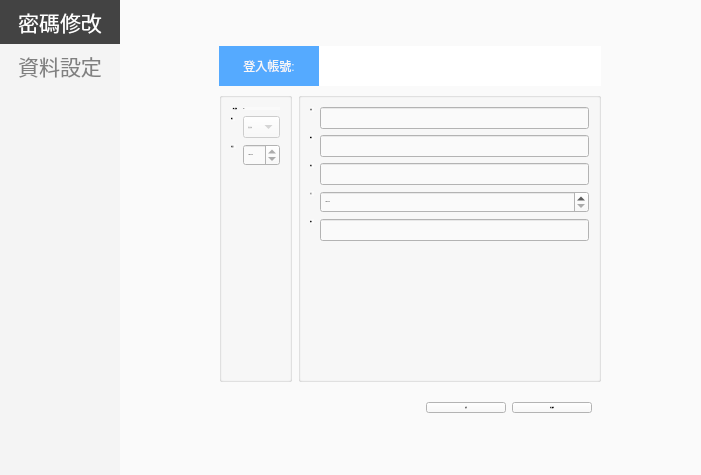
roger0816/Adb, file src/AdbClient/StageAccount.ui: the form before one commit.
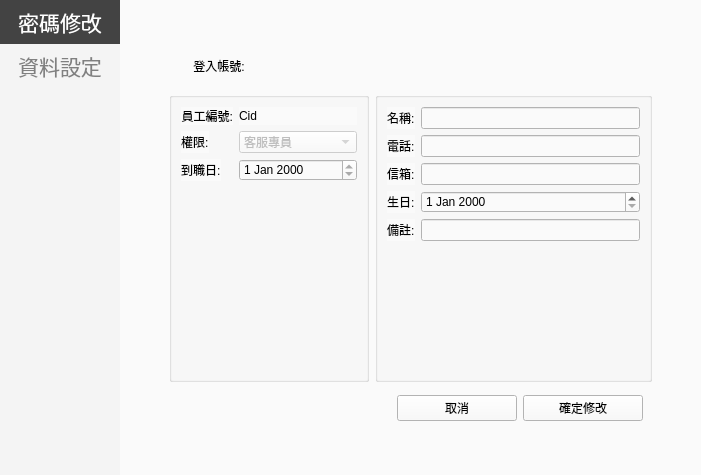
The form after the commit.

Diff of the .ui file:
```diff
--- a/src/AdbClient/StageAccount.ui
+++ b/src/AdbClient/StageAccount.ui
@@ -404,13 +404,12 @@
                   </property>
                   <property name="maximumSize">
                    <size>
-                    <width>400</width>
+                    <width>600</width>
                     <height>400</height>
                    </size>
                   </property>
                   <property name="font">
                    <font>
-                    <pointsize>-1</pointsize>
                     <italic>false</italic>
                     <bold>false</bold>
                    </font>
@@ -427,7 +426,16 @@
                        <height>40</height>
                       </size>
                      </property>
+                     <property name="styleSheet">
+                      <string notr="true"/>
+                     </property>
                      <layout class="QHBoxLayout" name="horizontalLayout">
+                      <property name="topMargin">
+                       <number>0</number>
+                      </property>
+                      <property name="bottomMargin">
+                       <number>0</number>
+                      </property>
                       <item>
                        <spacer name="horizontalSpacer_2">
                         <property name="orientation">
@@ -443,6 +451,15 @@
                       </item>
                       <item>
                        <widget class="QPushButton" name="btnCancel">
+                        <property name="minimumSize">
+                         <size>
+                          <width>120</width>
+                          <height>0</height>
+                         </size>
+                        </property>
+                        <property name="styleSheet">
+                         <string notr="true"/>
+                        </property>
                         <property name="text">
                          <string>取消</string>
                         </property>
@@ -450,15 +467,14 @@
                       </item>
                       <item>
                        <widget class="QPushButton" name="btnEdit">
-                        <property name="font">
-                         <font>
-                          <pointsize>-1</pointsize>
-                          <italic>false</italic>
-                          <bold>false</bold>
-                         </font>
+                        <property name="minimumSize">
+                         <size>
+                          <width>120</width>
+                          <height>0</height>
+                         </size>
                         </property>
                         <property name="text">
-                         <string>確定編輯</string>
+                         <string>確定修改</string>
                         </property>
                        </widget>
                       </item>
@@ -469,7 +485,6 @@
                     <widget class="QGroupBox" name="groupBox_2">
                      <property name="font">
                       <font>
-                       <pointsize>-1</pointsize>
                        <italic>false</italic>
                        <bold>false</bold>
                       </font>
@@ -489,7 +504,6 @@
                        <widget class="QLineEdit" name="txName">
                         <property name="font">
                          <font>
-                          <pointsize>-1</pointsize>
                           <italic>false</italic>
                           <bold>false</bold>
                          </font>
@@ -537,7 +551,6 @@
                        <widget class="QLineEdit" name="txNote">
                         <property name="font">
                          <font>
-                          <pointsize>-1</pointsize>
                           <italic>false</italic>
                           <bold>false</bold>
                          </font>
@@ -549,9 +562,14 @@
                    </item>
                    <item row="1" column="0">
                     <widget class="QGroupBox" name="groupBox">
+                     <property name="minimumSize">
+                      <size>
+                       <width>200</width>
+                       <height>0</height>
+                      </size>
+                     </property>
                      <property name="font">
                       <font>
-                       <pointsize>-1</pointsize>
                        <italic>false</italic>
                        <bold>false</bold>
                       </font>
@@ -591,7 +609,6 @@
                         </property>
                         <property name="font">
                          <font>
-                          <pointsize>-1</pointsize>
                           <italic>false</italic>
                           <bold>false</bold>
                          </font>
@@ -640,7 +657,6 @@
                        <widget class="QDateEdit" name="dateStart">
                         <property name="font">
                          <font>
-                          <pointsize>-1</pointsize>
                           <italic>false</italic>
                           <bold>false</bold>
                          </font>
@@ -668,7 +684,7 @@
                       </size>
                      </property>
                      <property name="styleSheet">
-                      <string notr="true">background-color: rgb(255, 255, 255);</string>
+                      <string notr="true"/>
                      </property>
                      <layout class="QHBoxLayout" name="horizontalLayout_2">
                       <property name="leftMargin">
@@ -692,8 +708,7 @@
                          </size>
                         </property>
                         <property name="styleSheet">
-                         <string notr="true">background-color: rgb(85, 170, 255);
-color: rgb(247, 247, 247);</string>
+                         <string notr="true"/>
                         </property>
                         <property name="text">
                          <string>登入帳號:</string>
@@ -723,7 +738,6 @@
                         </property>
                         <property name="font">
                          <font>
-                          <pointsize>-1</pointsize>
                           <italic>false</italic>
                           <bold>false</bold>
                           <underline>false</underline>
```
Left out of the diff: 2 changed lines with no effect on the pictures.
